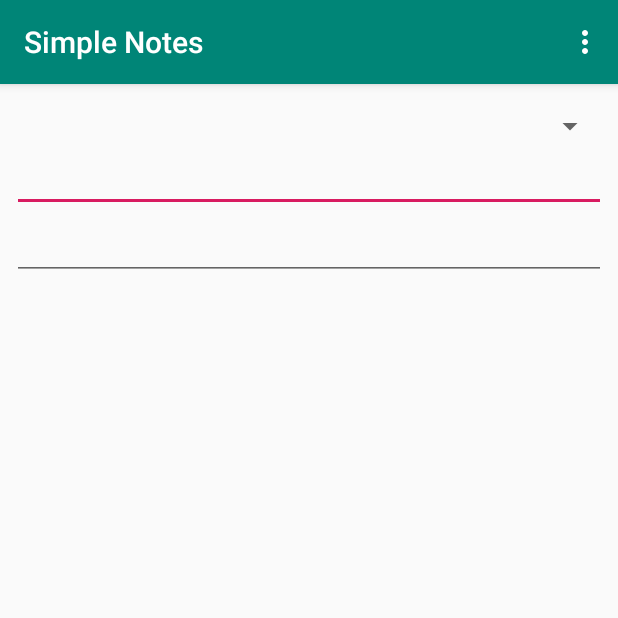
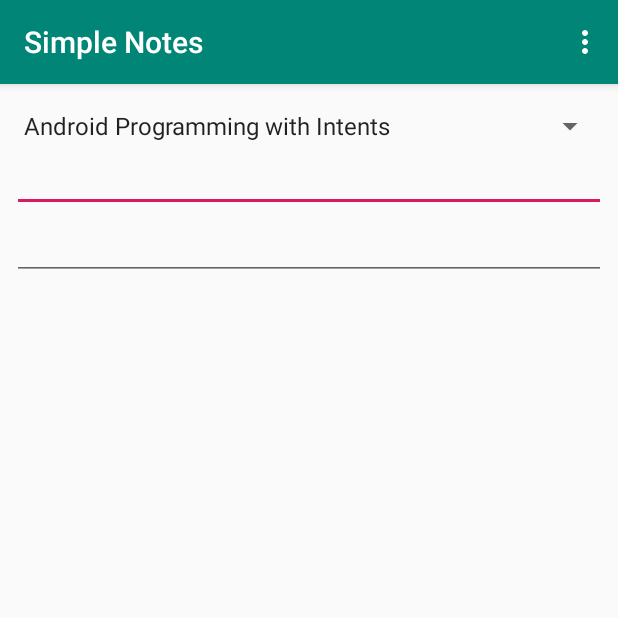
Before and after one commit to steveodds/Simple_Note_App, an Android app: the screen it shows after launch (NoteActivity), on a phone screen of 412 x 824 dp, the top half of it. Run offline under Robolectric (Android 15) with nearby library versions, the phone set to English and light mode, and no system bars.

Commit message:
Spinner displays data from separate class

```diff
--- a/app/src/main/java/com/example/simplenotes/NoteActivity.java
+++ b/app/src/main/java/com/example/simplenotes/NoteActivity.java
@@ -11,9 +11,11 @@ import androidx.appcompat.widget.Toolbar;
 import android.view.View;
 import android.view.Menu;
 import android.view.MenuItem;
+import android.widget.ArrayAdapter;
 import android.widget.Spinner;
 
 import java.util.ArrayList;
+import java.util.List;
 
 public class NoteActivity extends AppCompatActivity {
 
@@ -27,6 +29,11 @@ public class NoteActivity extends AppCompatActivity {
         //no fab
         Spinner spinnerCourses = findViewById(R.id.spinner_courses);
 
+        List<CourseInfo> courses = DataManager.getInstance().getCourses();
+        ArrayAdapter<CourseInfo> adapterCourses = new ArrayAdapter<>(this, android.R.layout.simple_spinner_item, courses);
+        adapterCourses.setDropDownViewResource(android.R.layout.simple_spinner_dropdown_item);
+
+        spinnerCourses.setAdapter(adapterCourses);
     }
 
     @Override
```
